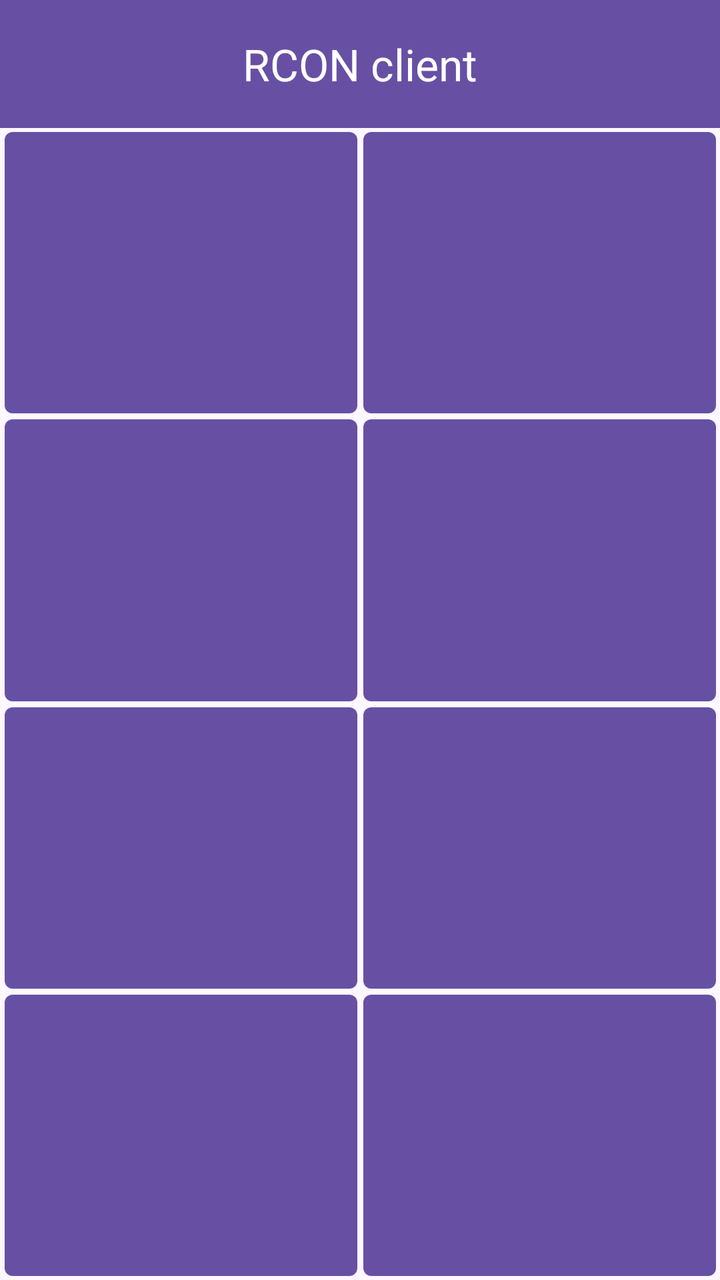
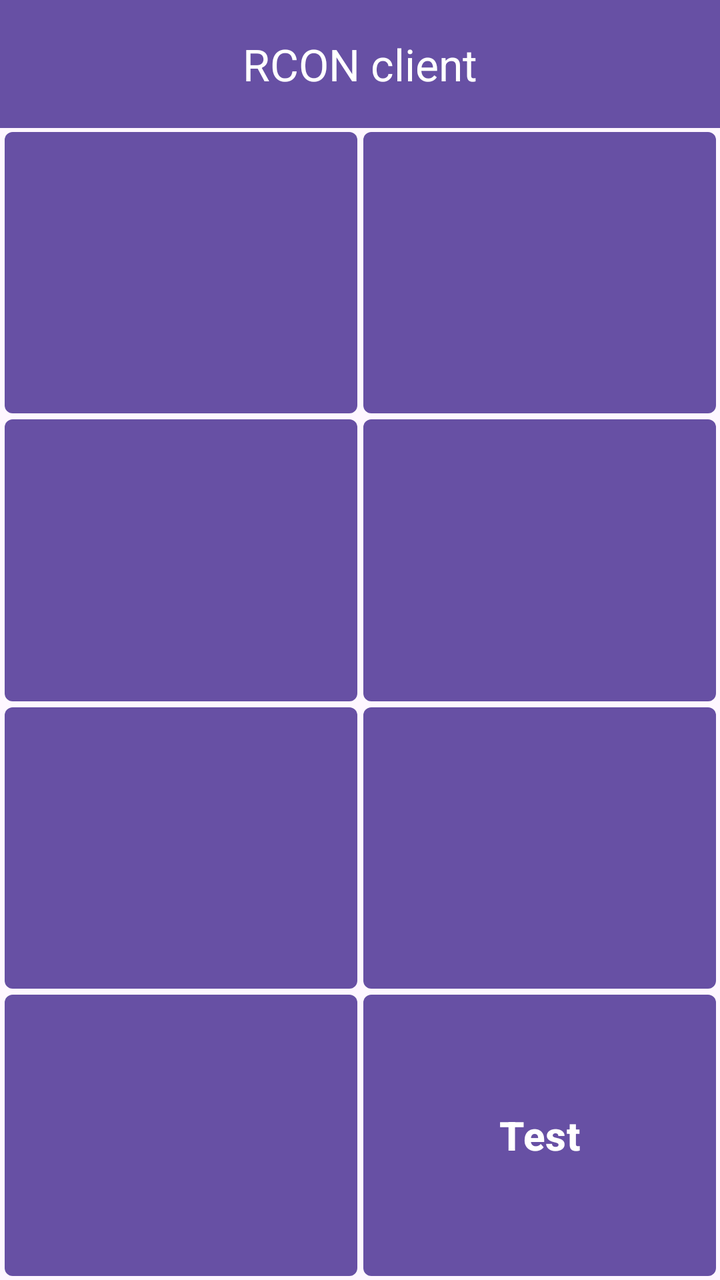

Screens rendered from an Android XML layout before and after an edit, with the pre-edit source and the edit as a unified diff.
<!-- AndroidManifest.xml: application theme Theme.RCONGraphicalClient -->
<!-- res/layout/activity_main.xml -->
<?xml version="1.0" encoding="utf-8"?>
<androidx.constraintlayout.widget.ConstraintLayout xmlns:android="http://schemas.android.com/apk/res/android"
    xmlns:app="http://schemas.android.com/apk/res-auto"
    xmlns:tools="http://schemas.android.com/tools"
    android:id="@+id/activityMain"
    android:layout_width="match_parent"
    android:layout_height="match_parent"
    tools:context="MainActivity">

    <com.google.android.material.appbar.MaterialToolbar
        android:id="@+id/toolbar"
        android:layout_width="match_parent"
        android:layout_height="0dp"
        android:background="?attr/colorPrimary"
        android:minHeight="?attr/actionBarSize"
        android:theme="?attr/actionBarTheme"
        app:layout_constraintEnd_toEndOf="parent"
        app:layout_constraintHeight_percent="@fraction/toolbar_height_percent"
        app:layout_constraintStart_toStartOf="parent"
        app:layout_constraintTop_toTopOf="parent"
        app:subtitleCentered="true"
        app:subtitleTextColor="@color/white"
        app:title="@string/app_name" />

    <androidx.constraintlayout.widget.ConstraintLayout
        android:id="@+id/constraintLayoutMainContent"
        android:layout_width="0dp"
        android:layout_height="0dp"
        android:padding="1dp"
        app:layout_constraintBottom_toBottomOf="parent"
        app:layout_constraintEnd_toEndOf="parent"
        app:layout_constraintStart_toStartOf="parent"
        app:layout_constraintTop_toBottomOf="@+id/toolbar">

        <Button
            android:id="@+id/button1"
            android:layout_width="0dp"
            android:layout_height="0dp"
            android:insetLeft="1dp"
            android:insetTop="1dp"
            android:insetRight="1dp"
            android:insetBottom="1dp"
            android:textSize="@dimen/main_screen_button_font_size"
            android:textStyle="bold" />

        <Button
            android:id="@+id/button2"
            android:layout_width="0dp"
            android:layout_height="0dp"
            android:insetLeft="1dp"
            android:insetTop="1dp"
            android:insetRight="1dp"
            android:insetBottom="1dp"
            android:textSize="@dimen/main_screen_button_font_size"
            android:textStyle="bold" />

        <Button
            android:id="@+id/button3"
            android:layout_width="0dp"
            android:layout_height="0dp"
            android:insetLeft="1dp"
            android:insetTop="1dp"
            android:insetRight="1dp"
            android:insetBottom="1dp"
            android:textSize="@dimen/main_screen_button_font_size"
            android:textStyle="bold" />

        <Button
            android:id="@+id/button4"
            android:layout_width="0dp"
            android:layout_height="0dp"
            android:insetLeft="1dp"
            android:insetTop="1dp"
            android:insetRight="1dp"
            android:insetBottom="1dp"
            android:textSize="@dimen/main_screen_button_font_size"
            android:textStyle="bold" />

        <Button
            android:id="@+id/button5"
            android:layout_width="0dp"
            android:layout_height="0dp"
            android:insetLeft="1dp"
            android:insetTop="1dp"
            android:insetRight="1dp"
            android:insetBottom="1dp"
            android:textAlignment="center"
            android:textSize="@dimen/main_screen_button_font_size"
            android:textStyle="bold" />

        <Button
            android:id="@+id/button6"
            android:layout_width="0dp"
            android:layout_height="0dp"
            android:insetLeft="1dp"
            android:insetTop="1dp"
            android:insetRight="1dp"
            android:insetBottom="1dp"
            android:textSize="@dimen/main_screen_button_font_size"
            android:textStyle="bold" />

        <Button
            android:id="@+id/button7"
            android:layout_width="0dp"
            android:layout_height="0dp"
            android:insetLeft="1dp"
            android:insetTop="1dp"
            android:insetRight="1dp"
            android:insetBottom="1dp"
            android:textSize="@dimen/main_screen_button_font_size"
            android:textStyle="bold" />

        <Button
            android:id="@+id/button8"
            android:layout_width="0dp"
            android:layout_height="0dp"
            android:insetLeft="1dp"
            android:insetTop="1dp"
            android:insetRight="1dp"
            android:insetBottom="1dp"
            android:textSize="@dimen/main_screen_button_font_size"
            android:textStyle="bold" />

        <androidx.constraintlayout.helper.widget.Flow
            android:id="@+id/flow"
            android:layout_width="wrap_content"
            android:layout_height="0dp"
            app:constraint_referenced_ids="button1,button2,button3,button4,button5,button6,button7,button8"
            app:flow_horizontalGap="1dp"
            app:flow_maxElementsWrap="2"
            app:flow_verticalGap="1dp"
            app:flow_wrapMode="chain"
            app:layout_constraintBottom_toBottomOf="parent"
            app:layout_constraintEnd_toEndOf="parent"
            app:layout_constraintStart_toStartOf="parent"
            app:layout_constraintTop_toTopOf="parent" />

    </androidx.constraintlayout.widget.ConstraintLayout>

</androidx.constraintlayout.widget.ConstraintLayout>
<!-- resources referenced by this layout -->
<resources>
  <color name="white">#FFFFFFFF</color>
  <dimen name="main_screen_button_font_size">20sp</dimen>
  <string name="app_name" translatable="false">RCON client</string>
  <style name="Theme.RCONGraphicalClient" parent="Base.Theme.RCONGraphicalClient" />
  <style name="Base.Theme.RCONGraphicalClient" parent="Theme.Material3.DayNight.NoActionBar">
          
          
          <item name="materialButtonStyle">@style/NormalButton</item>
          <item name="alertDialogTheme">@style/NormalDialogStyle</item>
          <item name="toolbarStyle">@style/NormalToolbarStyle</item>
      </style>
  <style name="NormalButton" parent="BaseButtonStyle">
      </style>
  <style name="NormalDialogStyle" parent="BaseDialogStyle">
      </style>
  <style name="NormalToolbarStyle" parent="Widget.Material3.Toolbar">
          <item name="titleTextColor">@color/white</item>
          <item name="android:titleTextAppearance">@style/NormalToolbarTitleTextAppearance</item>
          <item name="titleCentered">true</item>
      </style>
  <style name="BaseButtonStyle" parent="Widget.Material3.Button">
          <item name="cornerRadius">4dp</item>
          <item name="android:padding">4dp</item>
          <item name="android:insetRight">2dp</item>
          <item name="android:insetLeft">2dp</item>
          <item name="android:insetTop">2dp</item>
          <item name="android:insetBottom">2dp</item>
          <item name="android:textColor">@color/white</item>
          <item name="android:textSize">16sp</item>
      </style>
  <style name="BaseDialogStyle" parent="Theme.Material3.DayNight.Dialog.Alert">
          <item name="android:textSize">20sp</item>
      </style>
  <style name="NormalToolbarTitleTextAppearance" parent="TextAppearance.Material3.TitleMedium">
          <item name="android:textColor">@color/white</item>
          <item name="android:textStyle">bold</item>
      </style>
</resources>

<!-- the commit's change to res/layout/activity_main.xml (unified diff, before → after) -->
@@ -118,6 +118,7 @@
             android:insetTop="1dp"
             android:insetRight="1dp"
             android:insetBottom="1dp"
+            android:text="@string/test"
             android:textSize="@dimen/main_screen_button_font_size"
             android:textStyle="bold" />
 
<!-- resource entries referenced after the edit -->
@@ -3,6 +3,7 @@
   <color name="white">#FFFFFFFF</color>
   <dimen name="main_screen_button_font_size">20sp</dimen>
   <string name="app_name" translatable="false">RCON client</string>
+  <string name="test" translatable="false">Test</string>
   <style name="Theme.RCONGraphicalClient" parent="Base.Theme.RCONGraphicalClient" />
   <style name="Base.Theme.RCONGraphicalClient" parent="Theme.Material3.DayNight.NoActionBar">
           
